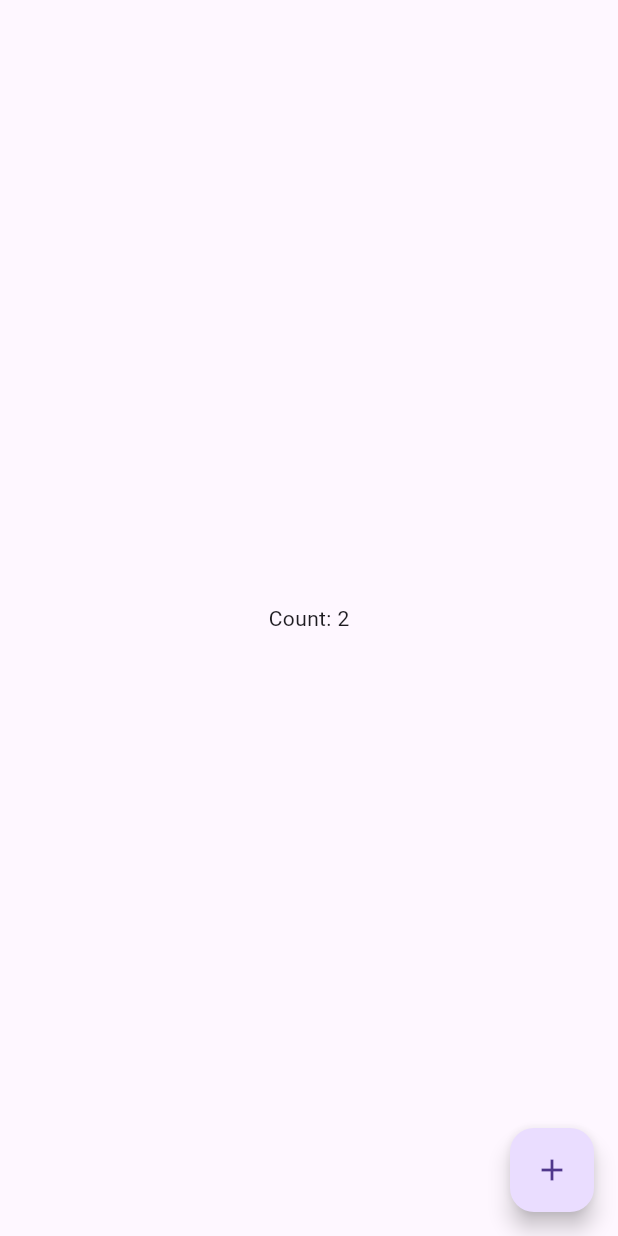
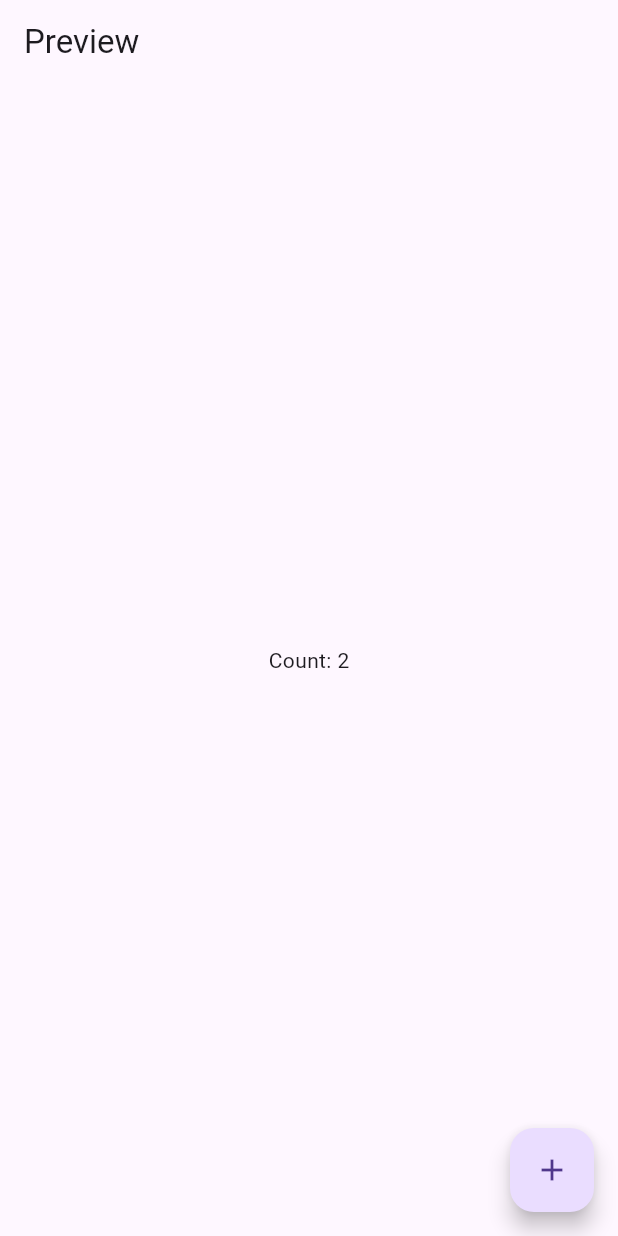
Before and after one commit to natsuk4ze/empty, a Flutter app: the screen it shows after launch, on a phone screen of 412 x 824 dp. Run offline on Flutter 3.47's test engine with Material 3 defaults, Android fonts, the light colour scheme and no system bars.

Commit message:
Update main.dart

```diff
--- a/lib/main.dart
+++ b/lib/main.dart
@@ -16,6 +16,9 @@ class _AppState extends State<App> {
   Widget build(BuildContext context) {
     return MaterialApp(
       home: Scaffold(
+        appBar: AppBar(
+          title: const Text('Preview'),
+        ),
         body: Center(
           child: Text('Count: $count'),
         ),
```
